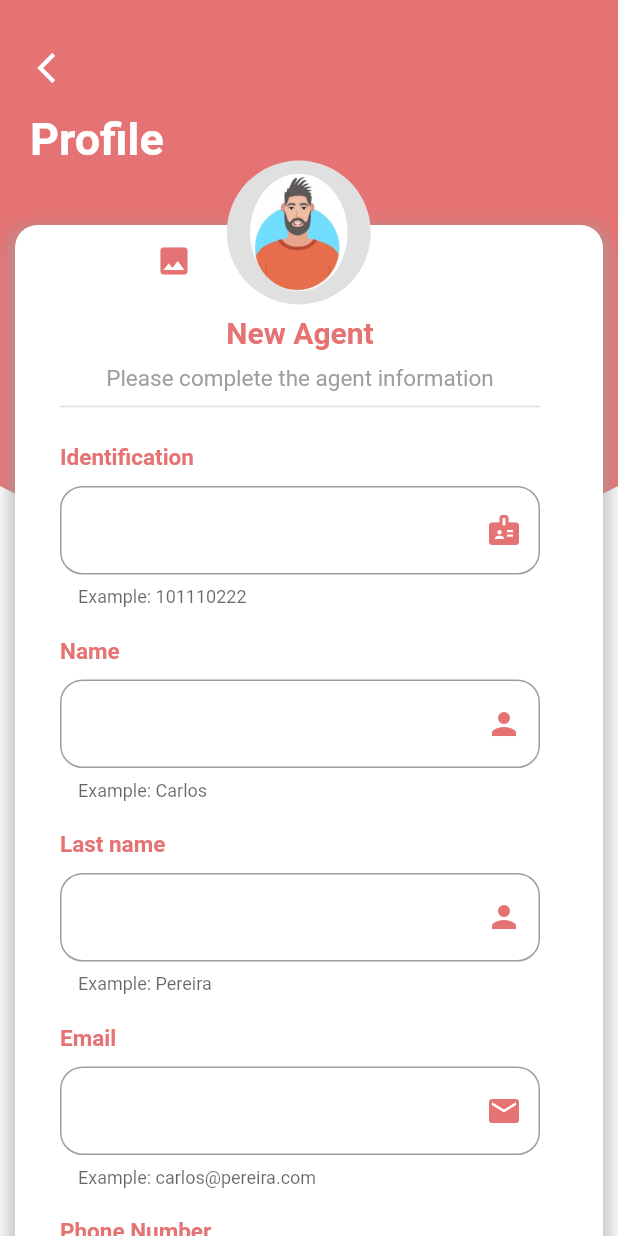
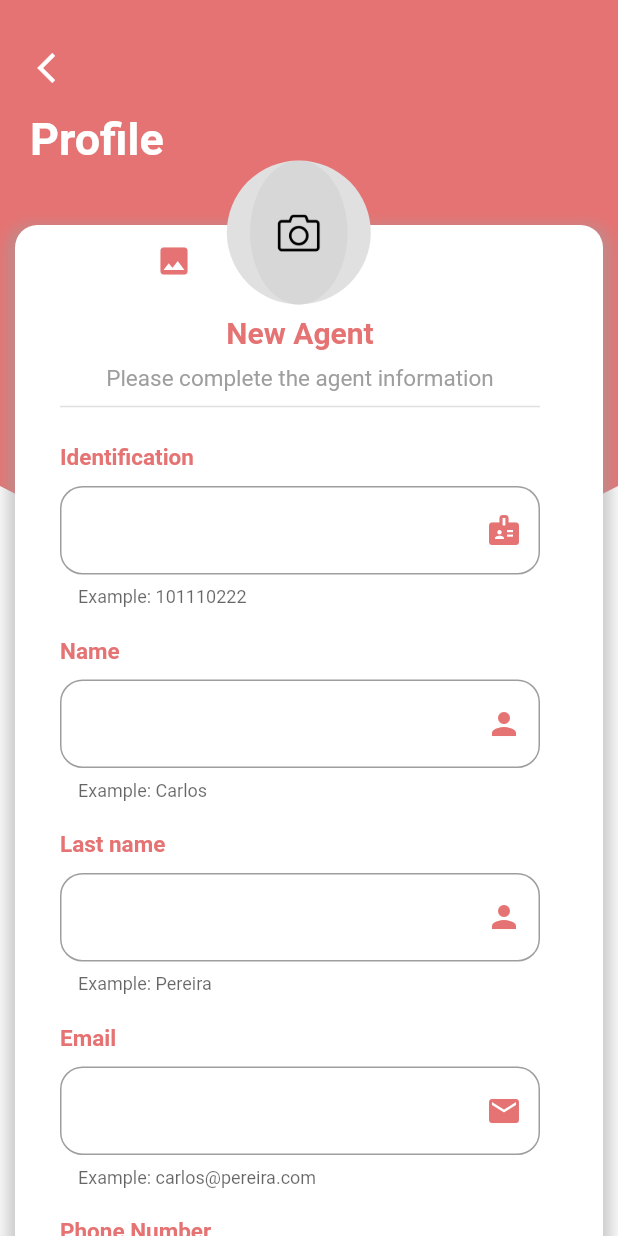
Before and after one commit to PereiraCC/flutter-agent-management, a Flutter app: the CreateAgentScreen screen opened by its route, on a phone screen of 412 x 824 dp. Run offline on Flutter 3.47's test engine with Material 2 defaults, Android fonts, the phone set to English and light mode, and no system bars; our stand-ins replace sqflite; accounts and stored records are empty.

Commit message:
body_create.dart: new url image (no-image)

```diff
--- a/lib/widgets/body_create.dart
+++ b/lib/widgets/body_create.dart
@@ -29,9 +29,9 @@ class BodyScreenCreate extends StatelessWidget {
                           : false,
             urlImage: (agentProvider.updating)
                         ? (agentProvider.agent.profileImage != 'no-image')
-                              ? agentProvider.agent.profileImage ?? 'assets/male-icon.jpg'
-                              : 'assets/male-icon.jpg'
-                        : 'assets/male-icon.jpg',
+                              ? agentProvider.agent.profileImage ?? 'assets/no-image.jpg'
+                              : 'assets/no-image.jpg'
+                        : 'assets/no-image.jpg',
           )
         ),
 
```
